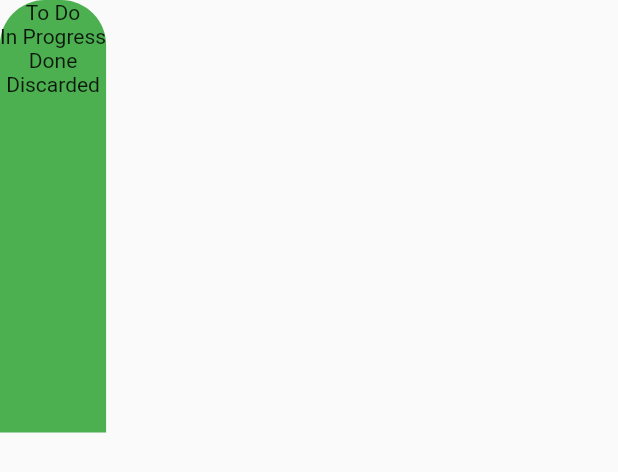
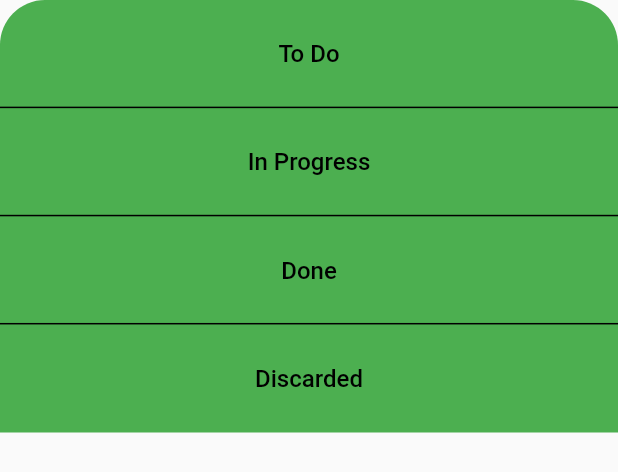
Before and after one commit to davorkomusanac/ideago, a Flutter app: the IdeaStatusBottomSheet widget shown alone on an empty page, opened directly, on a phone screen of 412 x 824 dp. Shown: the top 472 px of the screen. Run offline on Flutter 3.47's test engine with Material 2 defaults, Android fonts, the phone set to English and light mode, and no system bars; our stand-ins replace equatable, flutter_bloc, isar, modal_bottom_sheet; accounts and stored records are empty; generated files the repository leaves out were written again; statements that could not run were skipped.

Commit message:
refactor IdeaStatusBottomSheet

```diff
--- a/lib/presentation/widgets/idea_status_bottom_sheet.dart
+++ b/lib/presentation/widgets/idea_status_bottom_sheet.dart
@@ -3,6 +3,7 @@ import 'package:flutter_bloc/flutter_bloc.dart';
 
 import '../../application/add_or_update_idea/add_or_update_idea_cubit.dart';
 import '../../constants.dart';
+import '../../styles.dart';
 
 class IdeaStatusBottomSheet extends StatelessWidget {
   const IdeaStatusBottomSheet({
@@ -11,6 +12,12 @@ class IdeaStatusBottomSheet extends StatelessWidget {
   }) : super(key: key);
 
   final AddOrUpdateIdeaCubit cubit;
+
+  void statusTapped(String ideaStatus, BuildContext context) {
+    cubit.ideaStatusChanged(ideaStatus);
+    Navigator.of(context).pop();
+    FocusManager.instance.primaryFocus?.unfocus();
+  }
 
   @override
   Widget build(BuildContext context) => BlocProvider<AddOrUpdateIdeaCubit>.value(
@@ -26,36 +33,51 @@ class IdeaStatusBottomSheet extends StatelessWidget {
             ),
           ),
           child: Column(
+            crossAxisAlignment: CrossAxisAlignment.stretch,
             children: [
               //TODO Change Design
-              //TODO remove focus
-              InkWell(
-                onTap: () {
-                  cubit.ideaStatusChanged(ideaStatusToDo);
-                  Navigator.of(context).pop();
-                },
-                child: const Text(ideaStatusToDo),
+              Expanded(
+                child: TextButton(
+                  style: ideaStatusBottomSheetStyle,
+                  onPressed: () => statusTapped(ideaStatusToDo, context),
+                  child: const Text(ideaStatusToDo),
+                ),
               ),
-              InkWell(
-                onTap: () {
-                  cubit.ideaStatusChanged(ideaStatusInProgress);
-                  Navigator.of(context).pop();
-                },
-                child: const Text(ideaStatusInProgress),
+              const Divider(
+                height: 0,
+                thickness: 1,
+                color: Colors.black,
               ),
-              InkWell(
-                onTap: () {
-                  cubit.ideaStatusChanged(ideaStatusDone);
-                  Navigator.of(context).pop();
-                },
-                child: const Text(ideaStatusDone),
+              Expanded(
+                child: TextButton(
+                  style: ideaStatusBottomSheetStyle,
+                  onPressed: () => statusTapped(ideaStatusInProgress, context),
+                  child: const Text(ideaStatusInProgress),
+                ),
               ),
-              InkWell(
-                onTap: () {
-                  cubit.ideaStatusChanged(ideaStatusDiscarded);
-                  Navigator.of(context).pop();
-                },
-                child: const Text(ideaStatusDiscarded),
+              const Divider(
+                height: 0,
+                thickness: 1,
+                color: Colors.black,
+              ),
+              Expanded(
+                child: TextButton(
+                  style: ideaStatusBottomSheetStyle,
+                  onPressed: () => statusTapped(ideaStatusDone, context),
+                  child: const Text(ideaStatusDone),
+                ),
+              ),
+              const Divider(
+                height: 0,
+                thickness: 1,
+                color: Colors.black,
+              ),
+              Expanded(
+                child: TextButton(
+                  style: ideaStatusBottomSheetStyle,
+                  onPressed: () => statusTapped(ideaStatusDiscarded, context),
+                  child: const Text(ideaStatusDiscarded),
+                ),
               ),
             ],
           ),
```
